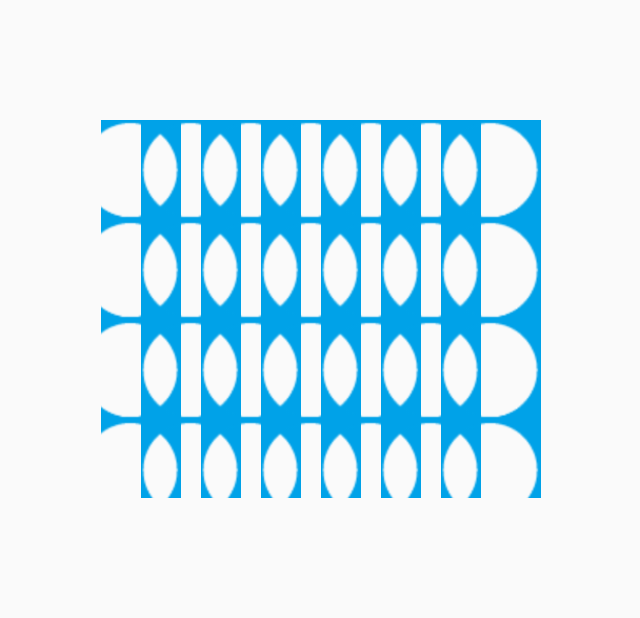
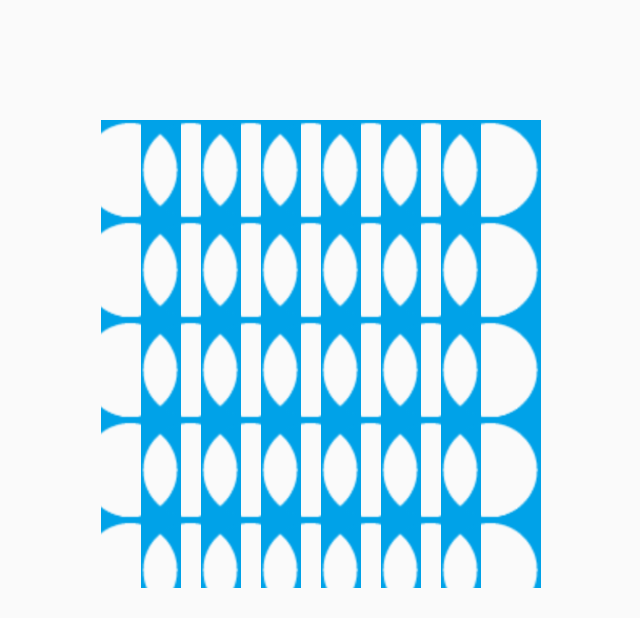
Before and after one commit to SSBB231/Connect4App, an Android app: the PlayGame screen opened directly, with no data from a screen before it, on a phone screen of 824 x 412 dp (held sideways). Shown: the whole screen, without its empty margins (199-839 px from the left). Run offline under Robolectric (Android 15) with nearby library versions, the phone set to English and light mode, and no system bars.

Commit message:
reduced padding from bottom

```diff
--- a/app/src/main/res/layout/activity_play_game.xml
+++ b/app/src/main/res/layout/activity_play_game.xml
@@ -9,7 +9,7 @@
         android:paddingLeft="200dp"
         android:paddingRight="200dp"
         android:paddingTop="80dp"
-        android:paddingBottom="80dp"
+        android:paddingBottom="20dp"
         android:id="@+id/gridview"
         android:layout_width="match_parent"
         android:layout_height="match_parent"
```
